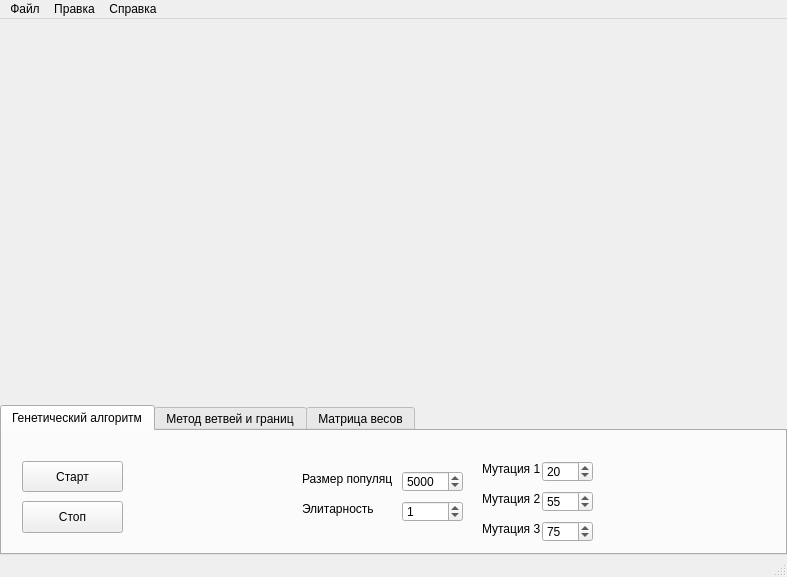
MrModez/TSP_Project, file forms/TSP_MainWindow.ui: the form before one commit.
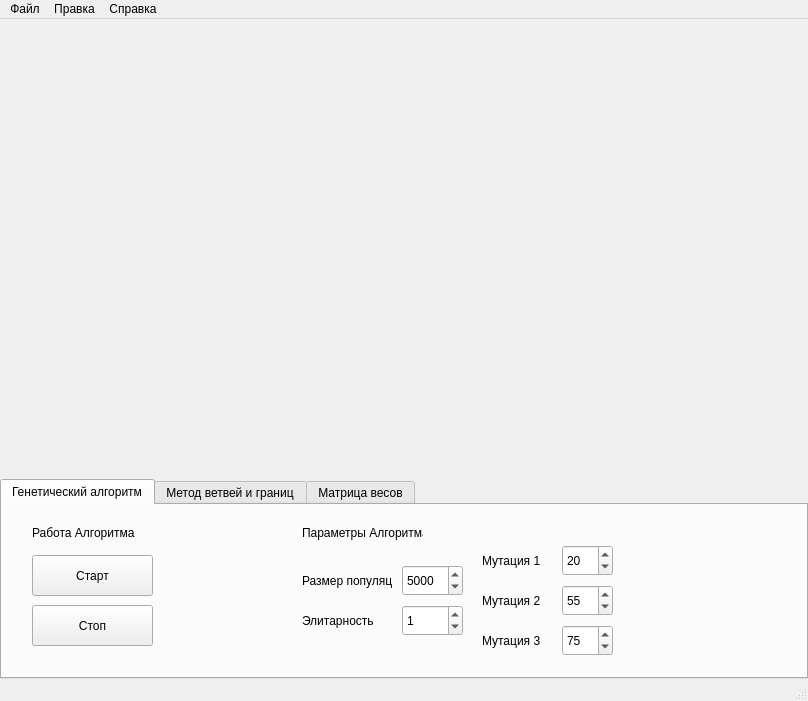
The form after the commit.

Patch:
```diff
--- a/forms/TSP_MainWindow.ui
+++ b/forms/TSP_MainWindow.ui
@@ -6,8 +6,8 @@
    <rect>
     <x>0</x>
     <y>0</y>
-    <width>787</width>
-    <height>577</height>
+    <width>808</width>
+    <height>701</height>
    </rect>
   </property>
   <property name="windowTitle">
@@ -59,7 +59,7 @@
       <property name="maximumSize">
        <size>
         <width>16777215</width>
-        <height>150</height>
+        <height>200</height>
        </size>
       </property>
       <layout class="QGridLayout" name="gridLayout_2">
@@ -90,10 +90,10 @@
           <widget class="QPushButton" name="StartGABut">
            <property name="geometry">
             <rect>
-             <x>20</x>
-             <y>30</y>
-             <width>101</width>
-             <height>31</height>
+             <x>30</x>
+             <y>50</y>
+             <width>121</width>
+             <height>41</height>
             </rect>
            </property>
            <property name="text">
@@ -106,10 +106,10 @@
           <widget class="QPushButton" name="StopGABut">
            <property name="geometry">
             <rect>
-             <x>20</x>
-             <y>70</y>
-             <width>101</width>
-             <height>32</height>
+             <x>30</x>
+             <y>100</y>
+             <width>121</width>
+             <height>41</height>
             </rect>
            </property>
            <property name="text">
@@ -123,9 +123,9 @@
            <property name="geometry">
             <rect>
              <x>400</x>
-             <y>40</y>
+             <y>60</y>
              <width>61</width>
-             <height>21</height>
+             <height>31</height>
             </rect>
            </property>
            <property name="maximum">
@@ -139,9 +139,9 @@
            <property name="geometry">
             <rect>
              <x>400</x>
-             <y>70</y>
+             <y>100</y>
              <width>61</width>
-             <height>21</height>
+             <height>31</height>
             </rect>
            </property>
            <property name="maximum">
@@ -154,10 +154,10 @@
           <widget class="QSpinBox" name="spinBox_3">
            <property name="geometry">
             <rect>
-             <x>540</x>
-             <y>30</y>
+             <x>560</x>
+             <y>40</y>
              <width>51</width>
-             <height>21</height>
+             <height>31</height>
             </rect>
            </property>
            <property name="maximum">
@@ -170,10 +170,10 @@
           <widget class="QSpinBox" name="spinBox_4">
            <property name="geometry">
             <rect>
-             <x>540</x>
-             <y>60</y>
+             <x>560</x>
+             <y>80</y>
              <width>51</width>
-             <height>21</height>
+             <height>31</height>
             </rect>
            </property>
            <property name="maximum">
@@ -186,10 +186,10 @@
           <widget class="QSpinBox" name="spinBox_5">
            <property name="geometry">
             <rect>
-             <x>540</x>
-             <y>90</y>
+             <x>560</x>
+             <y>120</y>
              <width>51</width>
-             <height>21</height>
+             <height>31</height>
             </rect>
            </property>
            <property name="maximum">
@@ -203,9 +203,9 @@
            <property name="geometry">
             <rect>
              <x>300</x>
-             <y>40</y>
+             <y>60</y>
              <width>91</width>
-             <height>16</height>
+             <height>31</height>
             </rect>
            </property>
            <property name="text">
@@ -216,9 +216,9 @@
            <property name="geometry">
             <rect>
              <x>300</x>
-             <y>70</y>
+             <y>100</y>
              <width>91</width>
-             <height>16</height>
+             <height>31</height>
             </rect>
            </property>
            <property name="text">
@@ -229,9 +229,9 @@
            <property name="geometry">
             <rect>
              <x>480</x>
-             <y>30</y>
-             <width>61</width>
-             <height>16</height>
+             <y>40</y>
+             <width>71</width>
+             <height>31</height>
             </rect>
            </property>
            <property name="text">
@@ -242,9 +242,9 @@
            <property name="geometry">
             <rect>
              <x>480</x>
-             <y>60</y>
-             <width>61</width>
-             <height>16</height>
+             <y>80</y>
+             <width>71</width>
+             <height>31</height>
             </rect>
            </property>
            <property name="text">
@@ -255,15 +255,41 @@
            <property name="geometry">
             <rect>
              <x>480</x>
-             <y>90</y>
-             <width>61</width>
-             <height>16</height>
+             <y>120</y>
+             <width>71</width>
+             <height>31</height>
             </rect>
            </property>
            <property name="text">
             <string>Мутация 3</string>
            </property>
           </widget>
+          <widget class="QLabel" name="label_6">
+           <property name="geometry">
+            <rect>
+             <x>30</x>
+             <y>20</y>
+             <width>111</width>
+             <height>16</height>
+            </rect>
+           </property>
+           <property name="text">
+            <string>Работа Алгоритма</string>
+           </property>
+          </widget>
+          <widget class="QLabel" name="label_7">
+           <property name="geometry">
+            <rect>
+             <x>300</x>
+             <y>20</y>
+             <width>121</width>
+             <height>16</height>
+            </rect>
+           </property>
+           <property name="text">
+            <string>Параметры Алгоритма</string>
+           </property>
+          </widget>
          </widget>
          <widget class="QWidget" name="tabBB">
           <attribute name="title">
@@ -339,7 +365,7 @@
     <rect>
      <x>0</x>
      <y>0</y>
-     <width>787</width>
+     <width>808</width>
      <height>20</height>
     </rect>
    </property>
```
Left out of the diff: 74 changed lines with no effect on the pictures.
